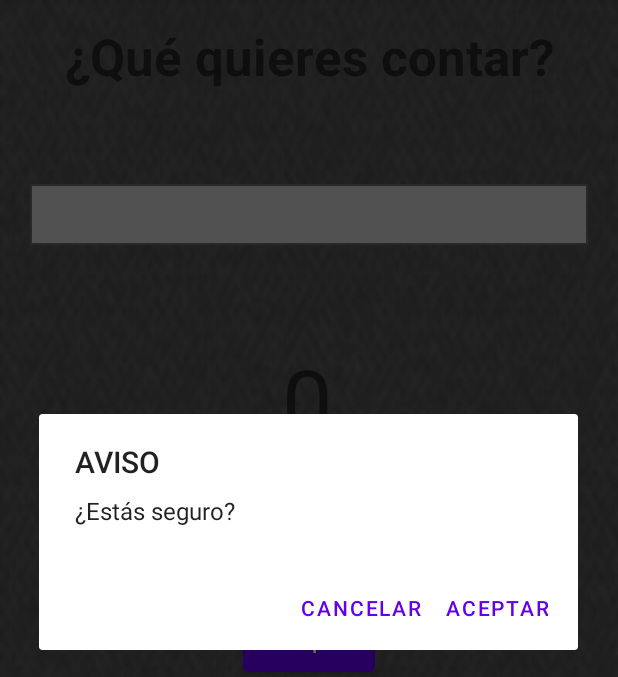
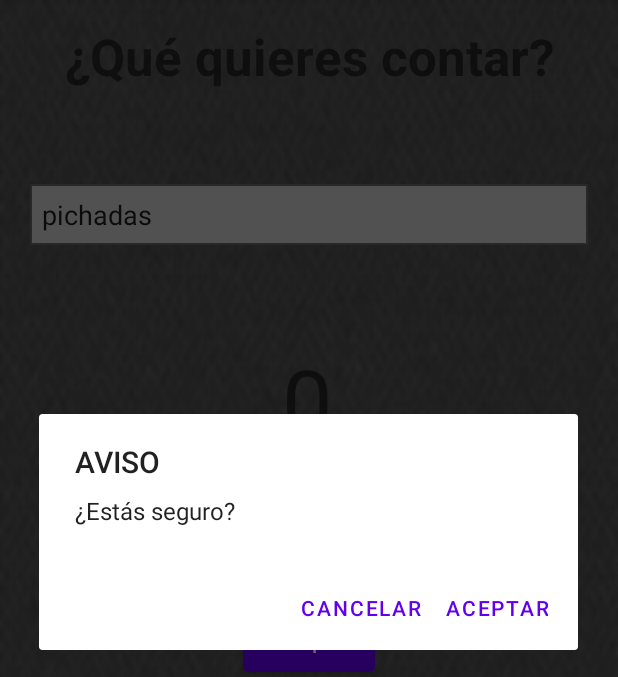
Before and after one commit to MortisBlack/Clicker-3, an Android app: the screen it shows after launch (MainActivity), after a tap on "BORRAR", on a phone screen of 412 x 824 dp, the part 86-763 px from its top. Run offline under Robolectric (Android 15) with nearby library versions, the phone set to English and light mode, and no system bars.

Commit message:
cambios menores

```diff
--- a/Clicker/app/src/main/java/urrego/jesus/clicker/MainActivity.kt
+++ b/Clicker/app/src/main/java/urrego/jesus/clicker/MainActivity.kt
@@ -5,6 +5,7 @@ import android.content.DialogInterface
 import androidx.appcompat.app.AppCompatActivity
 import android.os.Bundle
 import android.widget.Button
+import android.widget.EditText
 import android.widget.TextView
 import android.widget.Toast
 import androidx.appcompat.app.AlertDialog
@@ -12,8 +13,10 @@ import androidx.appcompat.app.AlertDialog
 class MainActivity : AppCompatActivity() {
 
     var cuenta: Int = 0
+    var cosa: String? = "pichadas"
     lateinit var btn_sumar: Button
     lateinit var tv_count: TextView
+    lateinit var et_pichadas: EditText
 
     override fun onCreate(savedInstanceState: Bundle?) {
         super.onCreate(savedInstanceState)
@@ -23,6 +26,7 @@ class MainActivity : AppCompatActivity() {
         tv_count = findViewById(R.id.tv_count)
         val btn_restar: Button = findViewById(R.id.btn_restar)
         val btn_borrar: Button = findViewById(R.id.btn_borrar)
+        et_pichadas = findViewById(R.id.et_pichadas)
 
         btn_sumar.setOnClickListener{
             cuenta++
@@ -62,29 +66,16 @@ class MainActivity : AppCompatActivity() {
         }
         alertDialog?.show()
     }
-    /*
-    override fun onStart() {
-        super.onStart()
-        val preferencias = this.getPreferences(Context.MODE_PRIVATE)
-        cuenta = preferencias.getInt("key_cuenta", 0)
-        tv_count.setText("$cuenta")
-    }
-
-    override fun onStop() {
-        super.onStop()
-        val preferencias = this.getPreferences(Context.MODE_PRIVATE)
-        val editor = preferencias.edit()
-        editor.putInt("key_cuenta", cuenta)
-        editor.apply()
-    }
-
-*/
 
     override fun onPause() {
         super.onPause()
         val sharedPref = this?.getPreferences(Context.MODE_PRIVATE)
         val editor = sharedPref.edit()
+
+        cosa = et_pichadas.text.toString()
+
         editor.putInt("contador", cuenta)
+        editor.putString("cosa", cosa)
         editor.commit()
     }
 
@@ -92,6 +83,9 @@ class MainActivity : AppCompatActivity() {
         super.onResume()
         val sharedPref = this?.getPreferences(Context.MODE_PRIVATE)
         cuenta = sharedPref.getInt("contador", 0)
+        cosa = sharedPref.getString("cosa", "pichadas")
+
+        et_pichadas.setText("$cosa")
         tv_count.setText("$cuenta")
     }
 
--- a/Clicker/app/src/main/res/layout/activity_main.xml
+++ b/Clicker/app/src/main/res/layout/activity_main.xml
@@ -13,6 +13,7 @@
         android:layout_width="wrap_content"
         android:layout_height="wrap_content"
         android:text="+1"
+        app:backgroundTint="@color/black"
         app:layout_constraintBottom_toBottomOf="parent"
         app:layout_constraintEnd_toEndOf="parent"
         app:layout_constraintHorizontal_bias="0.498"
@@ -21,7 +22,7 @@
         app:layout_constraintVertical_bias="0.499" />
 
     <EditText
-        android:id="@+id/et_item"
+        android:id="@+id/et_pichadas"
         android:layout_width="match_parent"
         android:layout_height="wrap_content"
         app:layout_constraintBottom_toTopOf="@+id/tv_count"
```
